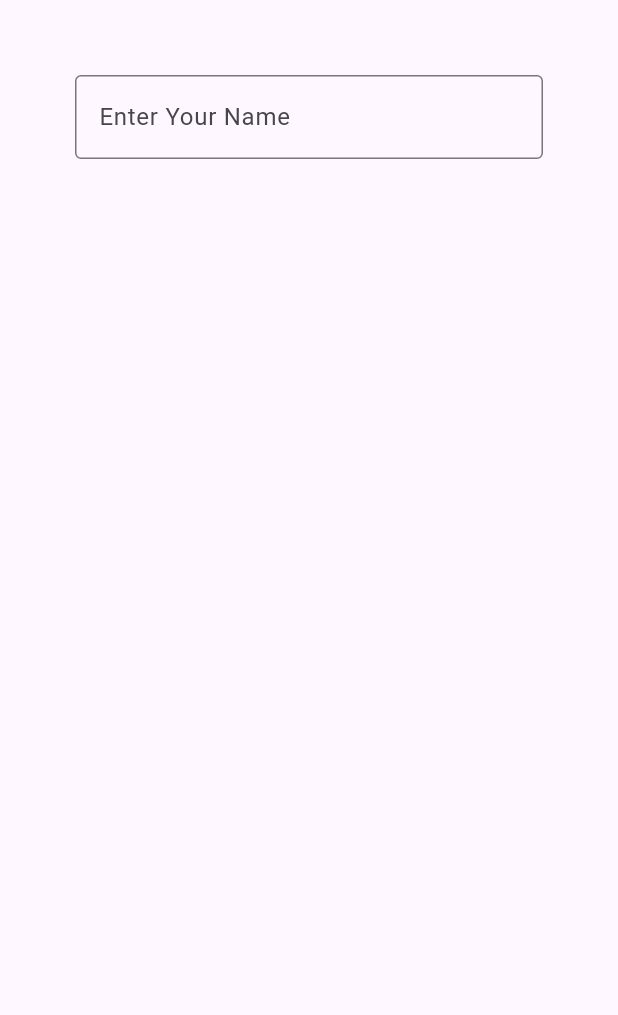
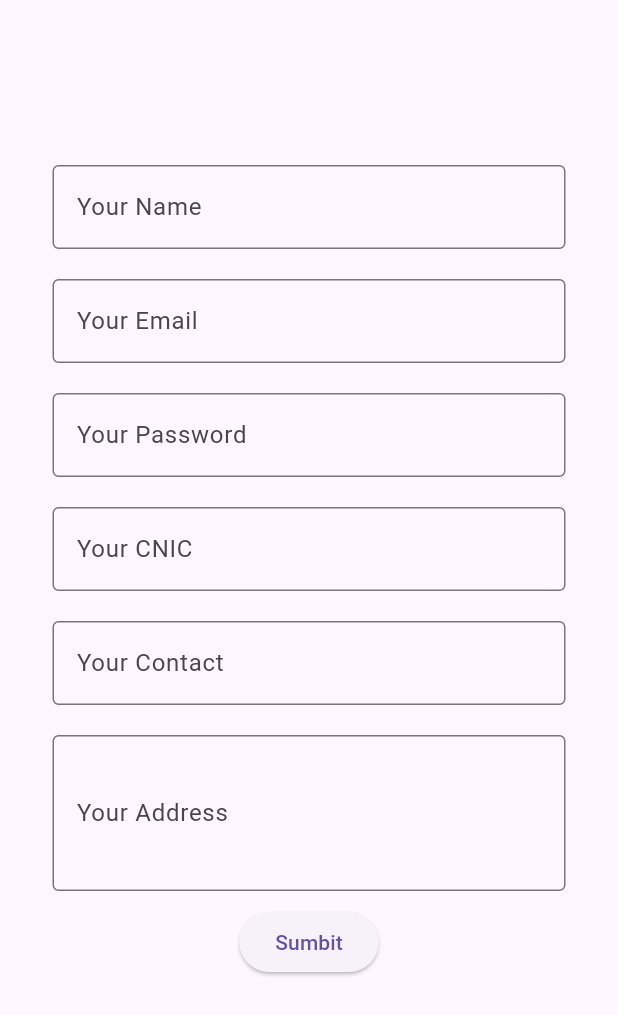
Before and after one commit to zohaibanwer984/simple_register_form_in_flutter, a Flutter app: the screen it shows after launch, on a phone screen of 412 x 824 dp. Shown: the top 1015 px of the screen. Run offline on Flutter 3.47's test engine with Material 3 defaults, Android fonts, the phone set to English and light mode, and no system bars.

```diff
--- a/lib/main.dart
+++ b/lib/main.dart
@@ -2,31 +2,92 @@ import 'package:flutter/material.dart';
 
 void main() => runApp(const MyApp());
 
-class MyApp extends StatelessWidget {
+class MyApp extends StatefulWidget {
   const MyApp({super.key});
 
+  @override
+  State<MyApp> createState() => _MyAppState();
+}
+
+class _MyAppState extends State<MyApp> {
   @override
   Widget build(BuildContext context) {
     return MaterialApp(
       home: Scaffold(
-        body: ListView(
+        body: Padding(
+          padding: const EdgeInsets.only(top: 100, left: 25, right: 25),
+          child: Form(
+            child: Column(
               children: [
                 Padding(
-              padding: const EdgeInsets.only(left: 50, right: 50, top: 50),
+                  padding: const EdgeInsets.all(10),
                   child: TextFormField(
-                validator: (value) {
-                  if (value == null || value.isEmpty) {
-                    return 'Please enter some text';
-                  }
-                  return null;
-                },
+                    validator: (value) {},
                     decoration: const InputDecoration(
                       border: OutlineInputBorder(),
-                  labelText: 'Enter Your Name',
+                      labelText: 'Your Name',
                     ),
                   ),
-            )
+                ),
+                Padding(
+                  padding: const EdgeInsets.all(10),
+                  child: TextFormField(
+                    validator: (value) {},
+                    decoration: const InputDecoration(
+                      border: OutlineInputBorder(),
+                      labelText: 'Your Email',
+                    ),
+                  ),
+                ),
+                Padding(
+                  padding: const EdgeInsets.all(10),
+                  child: TextFormField(
+                    validator: (value) {},
+                    decoration: const InputDecoration(
+                      border: OutlineInputBorder(),
+                      labelText: 'Your Password',
+                    ),
+                  ),
+                ),
+                Padding(
+                  padding: const EdgeInsets.all(10),
+                  child: TextFormField(
+                    validator: (value) {},
+                    decoration: const InputDecoration(
+                      border: OutlineInputBorder(),
+                      labelText: 'Your CNIC',
+                    ),
+                  ),
+                ),
+                Padding(
+                  padding: const EdgeInsets.all(10),
+                  child: TextFormField(
+                    validator: (value) {},
+                    decoration: const InputDecoration(
+                      border: OutlineInputBorder(),
+                      labelText: 'Your Contact',
+                    ),
+                  ),
+                ),
+                Padding(
+                  padding: const EdgeInsets.all(10),
+                  child: TextFormField(
+                    maxLines: 5,
+                    minLines: 3,
+                    validator: (value) {},
+                    decoration: const InputDecoration(
+                      border: OutlineInputBorder(),
+                      labelText: 'Your Address',
+                    ),
+                  ),
+                ),
+                ElevatedButton(
+                  onPressed: () {},
+                  child: const Text("Sumbit"),
+                ),
               ],
+            ),
+          ),
         ),
       ),
     );
```
Lines whose indentation alone changed are shown as unchanged.
